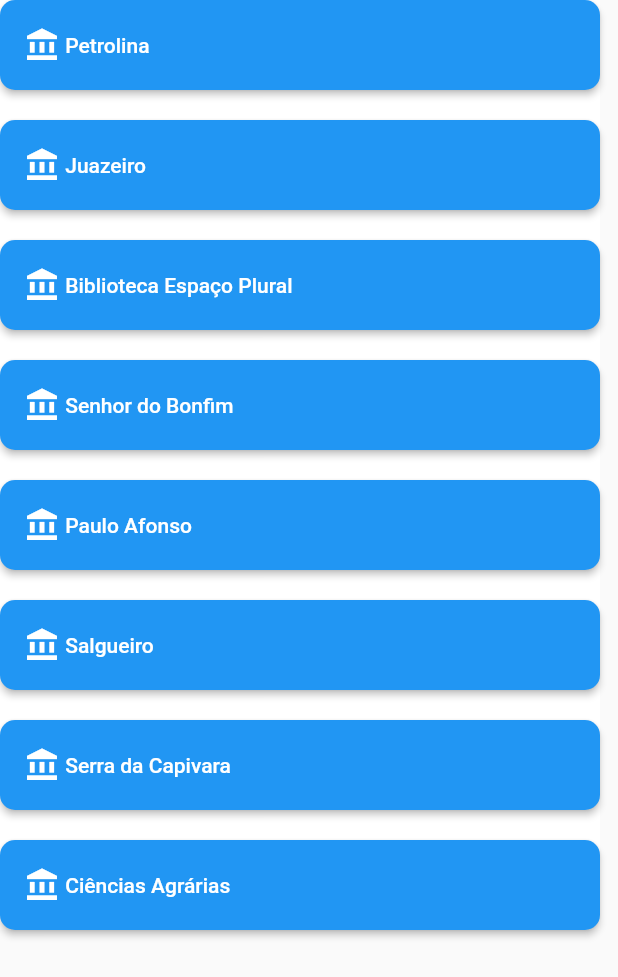
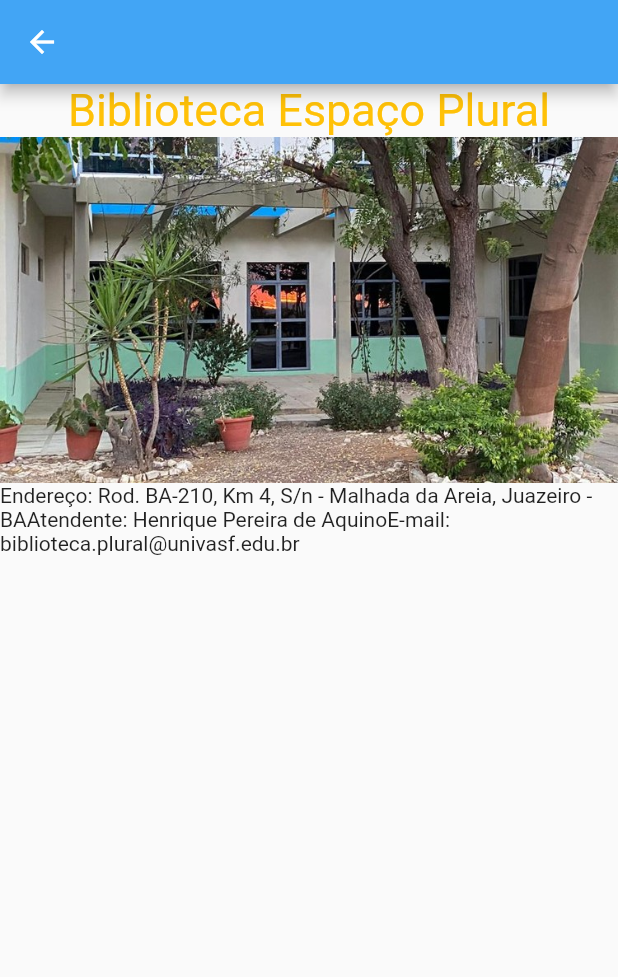
Before and after one commit to aureliodeboa/AplicativoSIBI, a Flutter app: what telabiblioteca() shows on an empty page, opened directly, after a tap on "Biblioteca Espaço Plural", on a phone screen of 412 x 824 dp. Shown: the top 977 px of the screen. Run offline on Flutter 3.47's test engine with Material 2 defaults, Android fonts, the phone set to English and light mode, and no system bars; our stand-ins replace youtube_player_flutter; network calls fail.

Commit message:
Adiciona telas de bibliotecas

```diff
--- /dev/null
+++ b/lib/serradacapivara.dart
@@ -0,0 +1,30 @@
+import 'package:flutter/material.dart';
+class serradacapivara extends StatefulWidget {
+  const serradacapivara({Key? key}) : super(key: key);
+
+  @override
+  State<serradacapivara> createState() => _serradacapivaraState();
+}
+
+class _serradacapivaraState extends State<serradacapivara> {
+  @override
+  Widget build(BuildContext context) {
+    return Scaffold(
+      appBar: AppBar(backgroundColor: Colors.blue[400]),
+      body: Column(
+        children: [
+          Text('Biblioteca Campus Serra da Capivara',textAlign: TextAlign.center,style: TextStyle(color: Colors.amber, fontSize: 30,)),
+          Container(child: Image.asset('imagem/campusserradacapivara.png'),),
+          Text('Responsável:  Kênia Leadra Ferreira Alves (Bibliotecária - Biblioteca de São Raimundo Nonato)'
+              'Endereço: Rua João Ferreira dos Santos, s/n, Bairro Campestre, São Raimundo Nonato – PI, CEP 64770-000'
+              'Telefone: (89) 35829760'
+              'E-mail: biblioteca.srn@univasf.edu.br'
+              'Equipe: Assistente em Administração : Vilma dos Santos Castro'
+              'Auxiliar de Biblioteca: Thyanne Michelle Ferreira Alves'
+              'Atendente: Eliene de Castro Soares', style: TextStyle( fontSize: 15)),
+        ],
+      ),
+
+    );
+  }
+}
--- a/lib/telabiblioteca.dart
+++ b/lib/telabiblioteca.dart
@@ -1,5 +1,7 @@
 import 'package:flutter/material.dart';
+import 'package:sibi/serradacapivara.dart';
 import 'package:sibi/teladecienciasagrarias.dart';
+import 'package:sibi/telaespacoplural.dart';
 import 'package:sibi/telajuazeiro.dart';
 import 'package:sibi/telapetrolina.dart';
 import 'package:sibi/telasenhordobonfim.dart';
@@ -87,7 +89,10 @@ class _telabibliotecaState extends State<telabiblioteca> {
               height: 20,
             ),
             ElevatedButton(
-              onPressed: () {},
+              onPressed: () {
+                Navigator.of(context).push(
+                    MaterialPageRoute(builder: (context) => telaespacoplural()));
+              },
               child: Row(
                 children: [
                   Icon(Icons.account_balance),
@@ -210,7 +215,10 @@ class _telabibliotecaState extends State<telabiblioteca> {
               height: 20,
             ),
             ElevatedButton(
-              onPressed: () {},
+              onPressed: () {
+                Navigator.of(context).push(MaterialPageRoute(
+                    builder: (context) => serradacapivara()));
+              },
               child: Row(
                 children: [
                   Icon(Icons.account_balance),
--- /dev/null
+++ b/lib/telaespacoplural.dart
@@ -0,0 +1,27 @@
+import 'package:flutter/material.dart';
+class telaespacoplural extends StatefulWidget {
+  const telaespacoplural({Key? key}) : super(key: key);
+
+  @override
+  State<telaespacoplural> createState() => _telaespacopluralState();
+}
+
+class _telaespacopluralState extends State<telaespacoplural> {
+  @override
+  Widget build(BuildContext context) {
+    return Scaffold(
+      appBar: AppBar(
+        backgroundColor: Colors.blue[400],
+      ),
+      body: Column(
+        children: [
+          Text('Biblioteca Espaço Plural',textAlign: TextAlign.center,style: TextStyle(color: Colors.amber, fontSize: 30,)),
+          Container(child: Image.asset('imagem/espacoplural.jpeg'),),
+          Text('Endereço: Rod. BA-210, Km 4, S/n - Malhada da Areia, Juazeiro - BA'
+              'Atendente: Henrique Pereira de Aquino'
+              'E-mail: biblioteca.plural@univasf.edu.br')
+        ],
+      ),
+    );
+  }
+}
```
Also changed, not shown: imagem/campusserradacapivara.png (added), imagem/espacoplural.jpeg (added).
